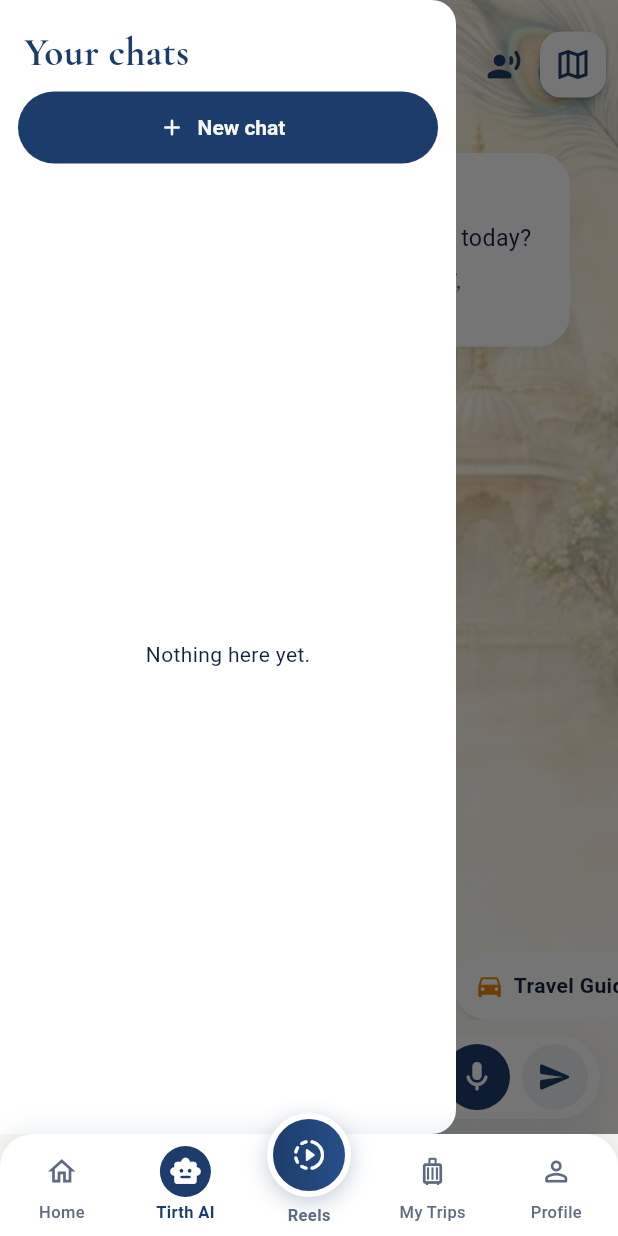
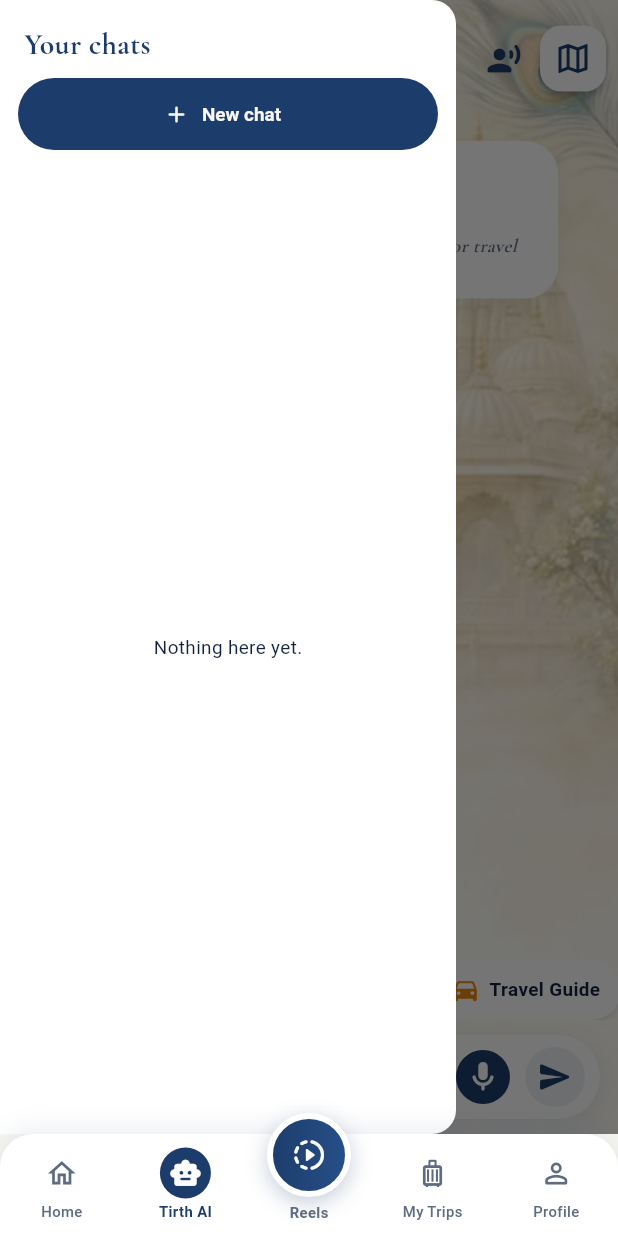
Before and after one commit to silentknight-sudo/tirthnow_fullstack, a Flutter app: the GuideScreen screen opened by its route, with the side drawer open, on a phone screen of 412 x 824 dp. Run offline on Flutter 3.47's test engine with Material 3 defaults, Android fonts, the phone set to English and light mode, and no system bars; our stand-ins replace audioplayers, dio, firebase_auth, firebase_core, flutter_riverpod, flutter_secure_storage and 7 more; missing offline and left inert: razorpay_flutter, record; accounts and stored records are empty; network calls fail.

Commit message:
fix(mobile): smaller text across the app and a compact tirth ai chat

```diff
--- a/apps/mobile/lib/features/ai/presentation/guide_screen.dart
+++ b/apps/mobile/lib/features/ai/presentation/guide_screen.dart
@@ -522,7 +522,7 @@ class _GuideScreenState extends ConsumerState<GuideScreen> {
                               l.guideTitle,
                               style: const TextStyle(
                                 fontFamily: 'Cormorant',
-                                fontSize: 28,
+                                fontSize: 24,
                                 fontWeight: FontWeight.w800,
                                 color: TnColors.navy,
                                 height: 1,
@@ -610,20 +610,20 @@ class _GuideScreenState extends ConsumerState<GuideScreen> {
                               l.guideWelcome,
                               style: const TextStyle(
                                 fontFamily: 'Cormorant',
-                                fontSize: 21,
+                                fontSize: 18,
                                 fontWeight: FontWeight.w800,
                                 color: TnColors.navy,
                               ),
                             ),
                             const SizedBox(height: 4),
-                            Text(l.gHello, style: const TextStyle(fontSize: 15.5, height: 1.35)),
+                            Text(l.gHello, style: const TextStyle(fontSize: 14, height: 1.35)),
                             const SizedBox(height: 6),
                             Text(
                               l.gHelloSub,
                               style: const TextStyle(
                                 fontFamily: 'Cormorant',
                                 fontStyle: FontStyle.italic,
-                                fontSize: 16,
+                                fontSize: 14,
                                 color: TnColors.muted,
                               ),
                             ),
@@ -683,7 +683,7 @@ class _GuideScreenState extends ConsumerState<GuideScreen> {
                   ),
                 // Quick actions.
                 SizedBox(
-                  height: 46,
+                  height: 40,
                   child: ListView.separated(
                     scrollDirection: Axis.horizontal,
                     padding: const EdgeInsets.symmetric(horizontal: 12),
@@ -768,7 +768,7 @@ class _GuideScreenState extends ConsumerState<GuideScreen> {
                           onLongPressStart: (_) => _startRecording(),
                           onLongPressEnd: (_) => _stopRecording(),
                           child: CircleAvatar(
-                            radius: 22,
+                            radius: 18,
                             backgroundColor: _recording ? TnColors.sos : TnColors.navy,
                             child: const Icon(Icons.mic_rounded, color: Colors.white),
                           ),
@@ -779,7 +779,7 @@ class _GuideScreenState extends ConsumerState<GuideScreen> {
                         tooltip: l.send,
                         style: IconButton.styleFrom(
                           backgroundColor: const Color(0xFFEEF0F5),
-                          minimumSize: const Size(44, 44),
+                          minimumSize: const Size(40, 40),
                         ),
                         onPressed: _busy ? null : _send,
                         icon: const Icon(Icons.send_rounded, color: TnColors.navy),
@@ -871,7 +871,7 @@ class _Row extends StatelessWidget {
   Widget build(BuildContext context) {
     final bubble = Container(
       margin: const EdgeInsets.symmetric(vertical: 6),
-      padding: const EdgeInsets.fromLTRB(16, 12, 16, 10),
+      padding: const EdgeInsets.fromLTRB(13, 10, 13, 8),
       constraints: BoxConstraints(maxWidth: MediaQuery.of(context).size.width * 0.76),
       decoration: BoxDecoration(
         gradient: user ? const LinearGradient(colors: [Color(0xFF24497F), TnColors.navy]) : null,
@@ -927,11 +927,11 @@ class _Row extends StatelessWidget {
     );
     final avatar = user
         ? const CircleAvatar(
-            radius: 22,
+            radius: 18,
             backgroundColor: Color(0xFFE7EDF7),
             child: Icon(Icons.person_outline_rounded, color: TnColors.navy),
           )
-        : const _GuideAvatar(radius: 22);
+        : const _GuideAvatar(radius: 18);
     return Padding(
       padding: const EdgeInsets.symmetric(vertical: 2),
       child: Column(
@@ -989,7 +989,7 @@ class _HistoryDrawer extends ConsumerWidget {
                 l.gHistory,
                 style: const TextStyle(
                   fontFamily: 'Cormorant',
-                  fontSize: 26,
+                  fontSize: 22,
                   fontWeight: FontWeight.w800,
                   color: TnColors.navy,
                 ),
```
Also changed, not shown: apps/mobile/lib/app.dart (+10 -0 lines), apps/mobile/lib/features/ai/presentation/guide_cards.dart (+4 -4 lines).
